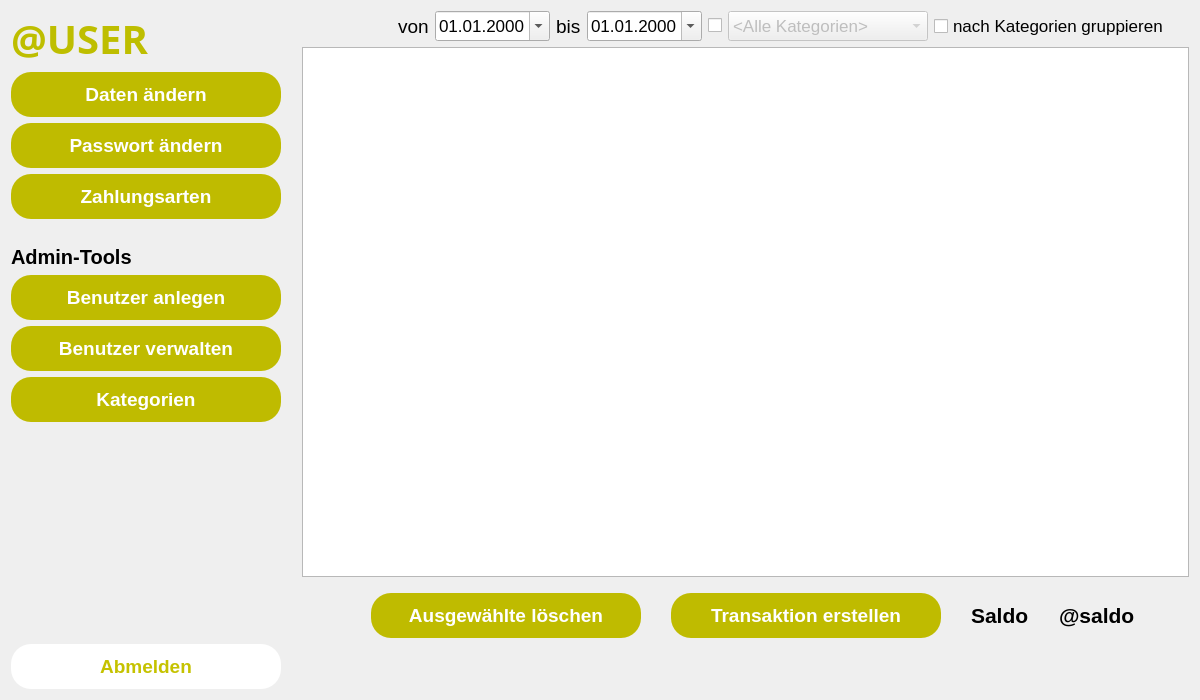
The window that forms/menuview.ui (fabian12943/Haushaltsbuch) describes before a commit, drawn with Qt 5.
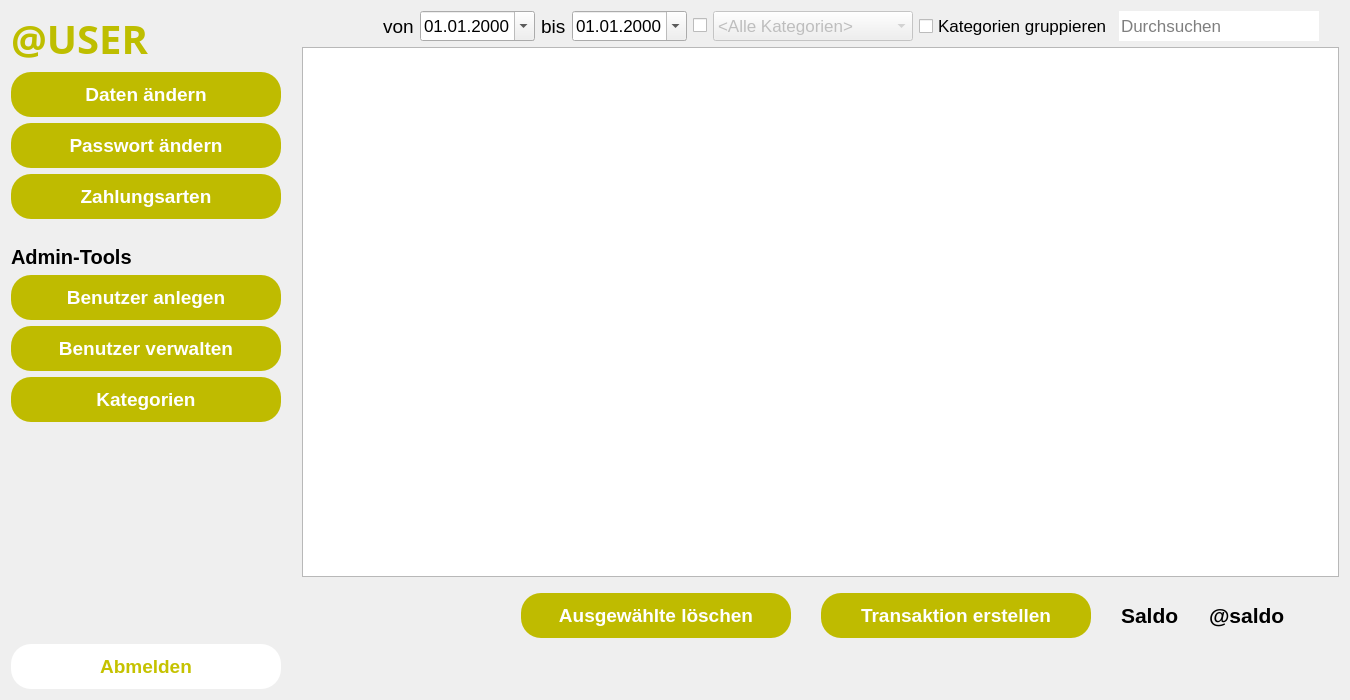
The same window after the commit.

The edit to the form file:
```diff
--- a/forms/menuview.ui
+++ b/forms/menuview.ui
@@ -6,7 +6,7 @@
    <rect>
     <x>0</x>
     <y>0</y>
-    <width>1200</width>
+    <width>1350</width>
     <height>700</height>
    </rect>
   </property>
@@ -617,7 +617,36 @@
               </font>
              </property>
              <property name="text">
-              <string>nach Kategorien gruppieren</string>
+              <string>Kategorien gruppieren</string>
+             </property>
+            </widget>
+           </item>
+           <item>
+            <widget class="QLineEdit" name="lineEdit">
+             <property name="minimumSize">
+              <size>
+               <width>200</width>
+               <height>30</height>
+              </size>
+             </property>
+             <property name="maximumSize">
+              <size>
+               <width>200</width>
+               <height>30</height>
+              </size>
+             </property>
+             <property name="font">
+              <font>
+               <pointsize>13</pointsize>
+              </font>
+             </property>
+             <property name="styleSheet">
+              <string notr="true">QLineEdit {
+border-style: outset;
+}</string>
+             </property>
+             <property name="placeholderText">
+              <string>Durchsuchen</string>
              </property>
             </widget>
            </item>
```
